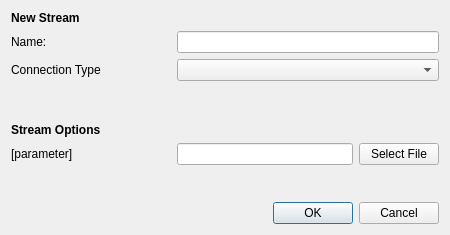
First picture: the form in brainframe_qt/ui/dialogs/stream_configuration/stream_configuration.ui, repository aotuai/brainframe-qt, before the edit.
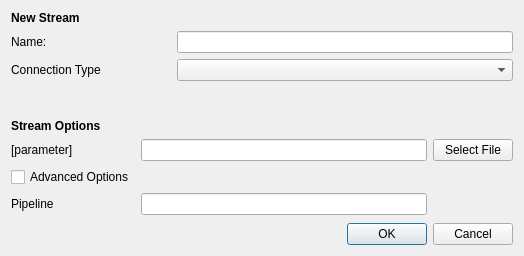
Second picture: the form after the edit.

Commit message: Add ability to specify a custom pipeline to UI

What changed in the file:
```diff
--- a/brainframe_qt/ui/dialogs/stream_configuration/stream_configuration.ui
+++ b/brainframe_qt/ui/dialogs/stream_configuration/stream_configuration.ui
@@ -6,8 +6,8 @@
    <rect>
     <x>0</x>
     <y>0</y>
-    <width>450</width>
-    <height>235</height>
+    <width>524</width>
+    <height>256</height>
    </rect>
   </property>
   <property name="windowTitle">
@@ -29,16 +29,6 @@
    </item>
    <item>
     <layout class="QGridLayout" name="if_layout">
-     <item row="3" column="1">
-      <widget class="QLineEdit" name="parameter_value">
-       <property name="sizePolicy">
-        <sizepolicy hsizetype="Expanding" vsizetype="Fixed">
-         <horstretch>0</horstretch>
-         <verstretch>0</verstretch>
-        </sizepolicy>
-       </property>
-      </widget>
-     </item>
      <item row="0" column="0">
       <widget class="QLabel" name="stream_name_label">
        <property name="sizePolicy">
@@ -52,19 +42,6 @@
        </property>
       </widget>
      </item>
-     <item row="3" column="0">
-      <widget class="QLabel" name="parameter_label">
-       <property name="sizePolicy">
-        <sizepolicy hsizetype="Fixed" vsizetype="Preferred">
-         <horstretch>0</horstretch>
-         <verstretch>0</verstretch>
-        </sizepolicy>
-       </property>
-       <property name="text">
-        <string>[parameter]</string>
-       </property>
-      </widget>
-     </item>
      <item row="1" column="0">
       <widget class="QLabel" name="connection_type_label">
        <property name="sizePolicy">
@@ -84,19 +61,6 @@
        </property>
       </widget>
      </item>
-     <item row="3" column="2">
-      <widget class="QPushButton" name="select_file_button">
-       <property name="sizePolicy">
-        <sizepolicy hsizetype="Fixed" vsizetype="Fixed">
-         <horstretch>0</horstretch>
-         <verstretch>0</verstretch>
-        </sizepolicy>
-       </property>
-       <property name="text">
-        <string>Select File</string>
-       </property>
-      </widget>
-     </item>
      <item row="1" column="1" colspan="2">
       <widget class="QComboBox" name="connection_type_combo_box">
        <property name="minimumSize">
@@ -146,30 +110,92 @@
        </property>
       </widget>
      </item>
-     <item row="2" column="0" colspan="3">
-      <widget class="QLabel" name="stream_options_label">
-       <property name="minimumSize">
-        <size>
-         <width>0</width>
-         <height>50</height>
-        </size>
-       </property>
-       <property name="font">
-        <font>
-         <weight>75</weight>
-         <bold>true</bold>
-        </font>
-       </property>
-       <property name="text">
-        <string>Stream Options</string>
-       </property>
-       <property name="alignment">
-        <set>Qt::AlignBottom|Qt::AlignLeading|Qt::AlignLeft</set>
-       </property>
-      </widget>
-     </item>
     </layout>
    </item>
+   <item>
+    <widget class="QWidget" name="parameters_container" native="true">
+     <layout class="QGridLayout" name="gridLayout_2">
+      <property name="leftMargin">
+       <number>0</number>
+      </property>
+      <property name="topMargin">
+       <number>32</number>
+      </property>
+      <property name="rightMargin">
+       <number>0</number>
+      </property>
+      <property name="bottomMargin">
+       <number>0</number>
+      </property>
+      <item row="1" column="3">
+       <widget class="QPushButton" name="select_file_button">
+        <property name="sizePolicy">
+         <sizepolicy hsizetype="Fixed" vsizetype="Fixed">
+          <horstretch>0</horstretch>
+          <verstretch>0</verstretch>
+         </sizepolicy>
+        </property>
+        <property name="text">
+         <string>Select File</string>
+        </property>
+       </widget>
+      </item>
+      <item row="6" column="2">
+       <widget class="QLineEdit" name="pipeline_value"/>
+      </item>
+      <item row="1" column="2">
+       <widget class="QLineEdit" name="parameter_value">
+        <property name="sizePolicy">
+         <sizepolicy hsizetype="Expanding" vsizetype="Fixed">
+          <horstretch>0</horstretch>
+          <verstretch>0</verstretch>
+         </sizepolicy>
+        </property>
+       </widget>
+      </item>
+      <item row="6" column="0">
+       <widget class="QLabel" name="pipeline_label">
+        <property name="text">
+         <string>Pipeline</string>
+        </property>
+       </widget>
+      </item>
+      <item row="0" column="0">
+       <widget class="QLabel" name="stream_options_label">
+        <property name="font">
+         <font>
+          <weight>75</weight>
+          <bold>true</bold>
+         </font>
+        </property>
+        <property name="text">
+         <string>Stream Options</string>
+        </property>
+       </widget>
+      </item>
+      <item row="1" column="0">
+       <widget class="QLabel" name="parameter_label">
+        <property name="sizePolicy">
+         <sizepolicy hsizetype="Fixed" vsizetype="Preferred">
+          <horstretch>0</horstretch>
+          <verstretch>0</verstretch>
+         </sizepolicy>
+        </property>
+        <property name="text">
+         <string>[parameter]</string>
+        </property>
+       </widget>
+      </item>
+      <item row="2" column="0">
+       <widget class="QCheckBox" name="advanced_options_checkbox">
+        <property name="text">
+         <string>Advanced Options</string>
+        </property>
+       </widget>
+      </item>
+     </layout>
+    </widget>
+   </item>
    <item>
     <spacer name="verticalSpacer">
      <property name="orientation">
```
Left out of the diff: 2 changed lines with no effect on the pictures. The commit also changes 1 other file.
